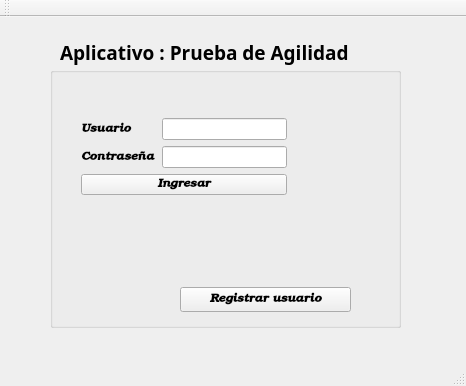
Before: the Qt Designer form PA/usuario.ui in keisy43/Proecto_final_alse, drawn with Qt 5.
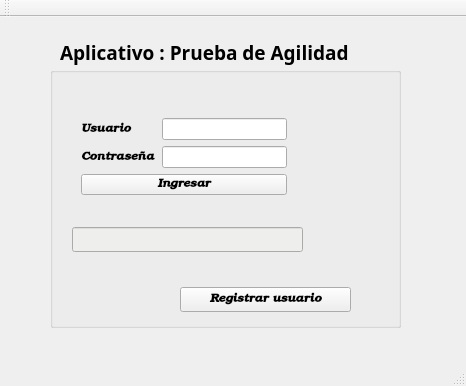
After: the same form once the commit is applied.

```diff
--- a/PA/usuario.ui
+++ b/PA/usuario.ui
@@ -94,6 +94,24 @@
       <string>Registrar usuario</string>
      </property>
     </widget>
+    <widget class="QLineEdit" name="aviso">
+     <property name="geometry">
+      <rect>
+       <x>22</x>
+       <y>160</y>
+       <width>231</width>
+       <height>25</height>
+      </rect>
+     </property>
+     <property name="styleSheet">
+      <string notr="true">color: rgb(204, 0, 0);
+border-color: rgb(238, 238, 236);
+background-color: rgb(238, 238, 236);</string>
+     </property>
+     <property name="readOnly">
+      <bool>true</bool>
+     </property>
+    </widget>
    </widget>
    <widget class="QLabel" name="label_3">
     <property name="geometry">
```
